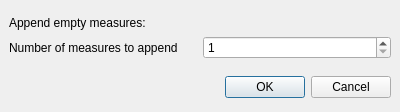
The window that mscore/mscore/insertmeasuresdialog.ui (musescore/musescore-old) describes before a commit, drawn with Qt 5.
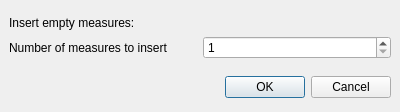
The same window after the commit.

Diff of the .ui file:
```diff
--- a/mscore/mscore/insertmeasuresdialog.ui
+++ b/mscore/mscore/insertmeasuresdialog.ui
@@ -44,7 +44,7 @@
    <item>
     <widget class="QLabel" name="label_2" >
      <property name="text" >
-      <string>Append empty measures:</string>
+      <string>Insert empty measures:</string>
      </property>
     </widget>
    </item>
@@ -68,7 +68,7 @@
      <item>
       <widget class="QLabel" name="label" >
        <property name="text" >
-        <string>Number of measures to append</string>
+        <string>Number of measures to insert</string>
        </property>
       </widget>
      </item>
```
Left out of the diff: 53 changed lines with no effect on the pictures.
